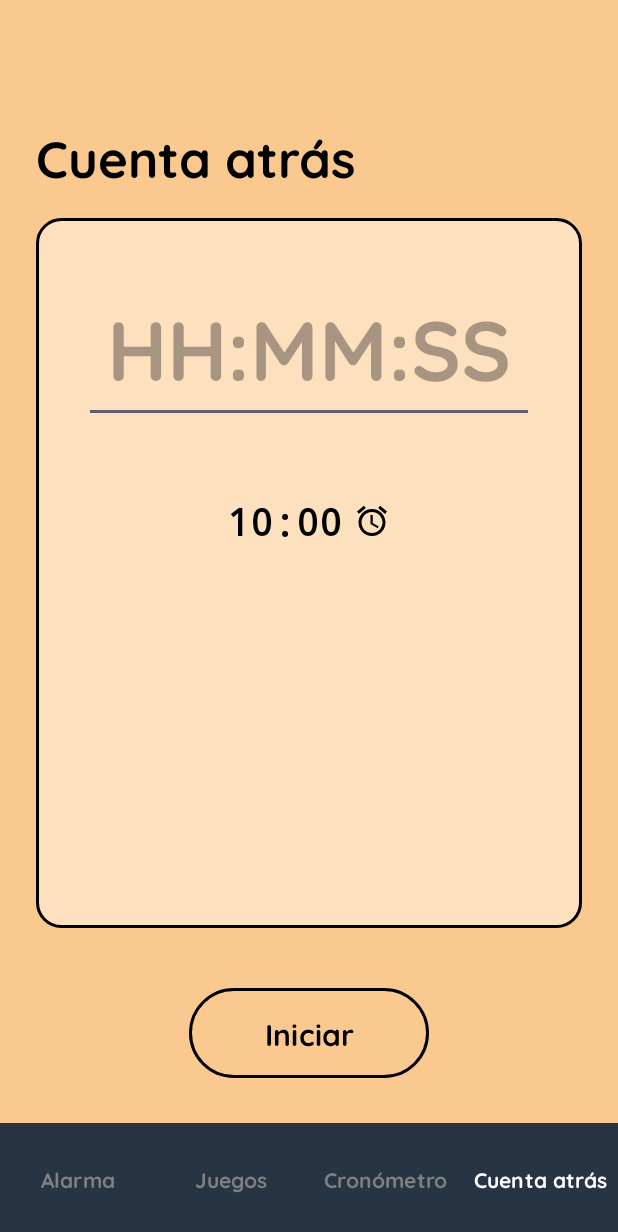
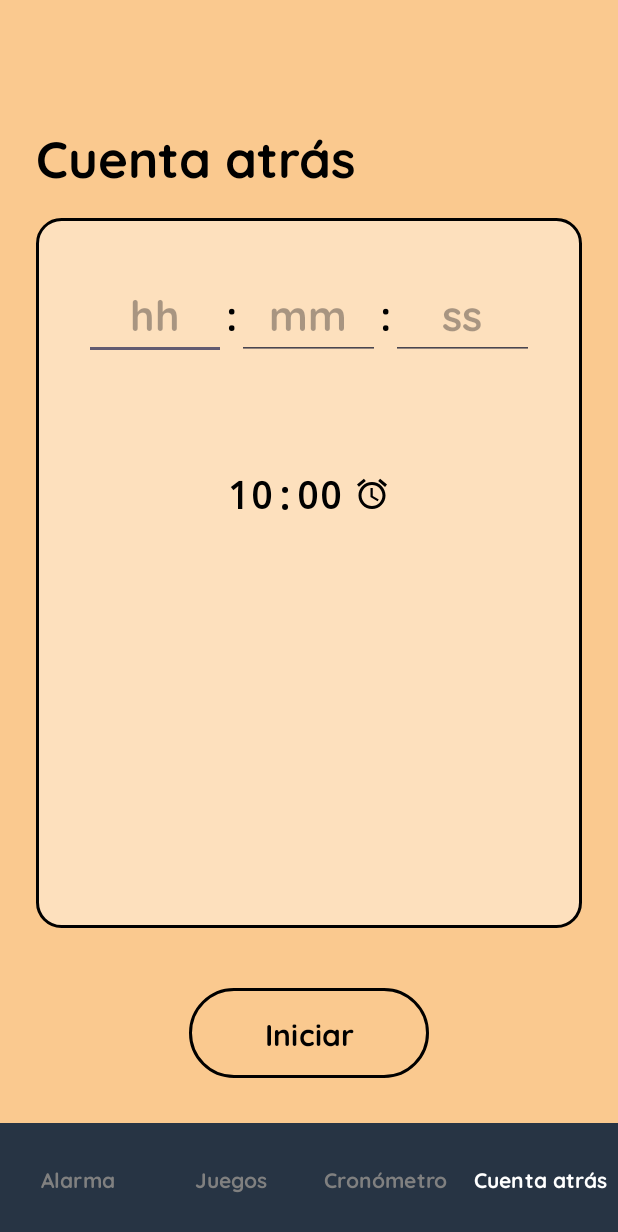
Before and after one commit to Leczzz/TFG_Wakkey, an Android app: the CuentaAtrasActivity screen opened directly, with no data from a screen before it, after a tap on "Iniciar", on a phone screen of 412 x 824 dp. Shown: the top 1232 px of the screen. Run offline under Robolectric (Android 15) with nearby library versions, the light colour scheme and no system bars.

Commit message:
Mejoras en cuenta atrás

```diff
--- a/app/src/main/java/com/tema/wakkey/CuentaAtrasActivity.kt
+++ b/app/src/main/java/com/tema/wakkey/CuentaAtrasActivity.kt
@@ -1,21 +1,18 @@
 package com.tema.wakkey
 
 import android.content.Intent
+import android.os.Bundle
 import android.os.CountDownTimer
-import android.widget.Button
-import android.widget.EditText
-import android.widget.TextView
-import android.widget.Toast
+import android.widget.*
 import androidx.appcompat.app.AppCompatActivity
-import android.os.Bundle
-import android.widget.ImageView
 import java.text.SimpleDateFormat
 import java.util.*
-import kotlin.jvm.java
 
 class CuentaAtrasActivity : AppCompatActivity() {
 
-    private lateinit var editTiempo: EditText
+    private lateinit var etHoras: EditText
+    private lateinit var etMinutos: EditText
+    private lateinit var etSegundos: EditText
     private lateinit var btnIniciar: Button
     private lateinit var btnEliminar: Button
     private lateinit var btnParar: Button
@@ -23,20 +20,25 @@ class CuentaAtrasActivity : AppCompatActivity() {
     private lateinit var txtHoraCuentaAtras: TextView
     private lateinit var iconoCampana: ImageView
 
-    private var timer: CountDownTimer? = null
-    private var tiempoRestante: Long = 0
-    private var isRunning = false
-    private var isPaused = false
     private lateinit var btnCronometro: Button
     private lateinit var btnJuegos: Button
     private lateinit var btnAlarmas: Button
     private lateinit var btnCuentaAtras: Button
 
+    private var timer: CountDownTimer? = null
+    private var tiempoRestante: Long = 0
+    private var isRunning = false
+    private var isPaused = false
+
     override fun onCreate(savedInstanceState: Bundle?) {
         super.onCreate(savedInstanceState)
         setContentView(R.layout.cuenta_atras_main)
 
-        editTiempo = findViewById(R.id.editTiempo)
+        // Referencias a los EditText individuales
+        etHoras = findViewById(R.id.etHoras)
+        etMinutos = findViewById(R.id.etMinutos)
+        etSegundos = findViewById(R.id.etSegundos)
+
         btnIniciar = findViewById(R.id.btnIniciar)
         btnEliminar = findViewById(R.id.btnEliminar)
         btnParar = findViewById(R.id.btnParar)
@@ -44,78 +46,65 @@ class CuentaAtrasActivity : AppCompatActivity() {
         txtHoraCuentaAtras = findViewById(R.id.txtHoracuentatras)
         iconoCampana = findViewById(R.id.iconoCampana)
 
-
-
-            // Inicialización de los botones
         btnCronometro = findViewById(R.id.btnCronometro)
         btnJuegos = findViewById(R.id.btnJuegos)
         btnAlarmas = findViewById(R.id.btnAlarma)
         btnCuentaAtras = findViewById(R.id.btnCuentaAtras)
 
-            // Configuración de los botones para redirigir a las demás actividades
         btnCronometro.setOnClickListener {
-                // Redirige a la actividad del cronómetro
             startActivity(Intent(this, CronometroUIActivity::class.java))
         }
 
         btnJuegos.setOnClickListener {
-                // Redirige a la actividad de juegos
             startActivity(Intent(this, JuegosActivity::class.java))
         }
 
         btnAlarmas.setOnClickListener {
-                // Redirige a la actividad de alarmas
             startActivity(Intent(this, AlarmActivity::class.java))
         }
 
         btnCuentaAtras.setOnClickListener {
-                // Redirige a la actividad de cuenta atrás
             startActivity(Intent(this, CuentaAtrasActivity::class.java))
         }
+
         btnIniciar.setOnClickListener {
-            val tiempo = editTiempo.text.toString()
-            if (tiempo.isNotEmpty()) {
-                val partes = tiempo.split(":")
-                if (partes.size == 2 || partes.size == 3) {
-                    val horas = partes[0].toIntOrNull() ?: 0
-                    val minutos = partes[1].toIntOrNull() ?: 0
-                    val segundos = if (partes.size == 3) partes[2].toIntOrNull() ?: 0 else 0
+            val horas = etHoras.text.toString().toIntOrNull() ?: 0
+            val minutos = etMinutos.text.toString().toIntOrNull() ?: 0
+            val segundos = etSegundos.text.toString().toIntOrNull() ?: 0
 
+            if (horas == 0 && minutos == 0 && segundos == 0) {
+                Toast.makeText(this, "Introduce un tiempo válido", Toast.LENGTH_SHORT).show()
+            } else {
                 tiempoRestante = ((horas * 3600 + minutos * 60 + segundos) * 1000).toLong()
-
                 iniciarCuentaAtras()
-                } else {
-                    Toast.makeText(this, "Formato incorrecto", Toast.LENGTH_SHORT).show()
-                }
             }
         }
 
         btnEliminar.setOnClickListener {
-            // Detener el temporizador si está corriendo
             if (isRunning) {
                 timer?.cancel()
                 isRunning = false
                 isPaused = false
             }
 
-            // Restablecer el tiempo a cero y actualizar la vista
             tiempoRestante = 0
             actualizarTiempoRestante()
 
-            // Volver a habilitar el EditText para permitir al usuario ingresar un nuevo tiempo
-            editTiempo.isEnabled = true
-            editTiempo.text.clear()  // Limpiar el campo de texto
+            etHoras.setText("")
+            etMinutos.setText("")
+            etSegundos.setText("")
 
-            // Volver a la configuración predeterminada de botones
+            etHoras.isEnabled = true
+            etMinutos.isEnabled = true
+            etSegundos.isEnabled = true
+
             btnIniciar.visibility = Button.VISIBLE
             btnEliminar.visibility = Button.GONE
             btnParar.visibility = Button.GONE
             btnReanudar.visibility = Button.GONE
 
-            // Limpiar el texto de la hora final
             txtHoraCuentaAtras.text = ""
         }
-
 
         btnParar.setOnClickListener {
             detenerCuentaAtras()
@@ -125,17 +114,15 @@ class CuentaAtrasActivity : AppCompatActivity() {
             reanudarCuentaAtras()
         }
     }
+
     override fun onResume() {
         super.onResume()
-
-        // Si el temporizador no está corriendo, mostramos el botón "Iniciar" y ocultamos los demás
         if (!isRunning) {
             btnIniciar.visibility = Button.VISIBLE
             btnEliminar.visibility = Button.GONE
             btnParar.visibility = Button.GONE
             btnReanudar.visibility = Button.GONE
         } else {
-            // Si el temporizador está corriendo, ocultamos el botón "Iniciar" y mostramos los demás
             btnIniciar.visibility = Button.GONE
             btnEliminar.visibility = Button.VISIBLE
             btnParar.visibility = Button.VISIBLE
@@ -153,23 +140,19 @@ class CuentaAtrasActivity : AppCompatActivity() {
             override fun onFinish() {
                 Toast.makeText(this@CuentaAtrasActivity, "¡Tiempo agotado!", Toast.LENGTH_SHORT).show()
                 detenerCuentaAtras()
-
-                // Llamar a la actividad DesactivarActivity cuando termine el contador
-                val intent = Intent(this@CuentaAtrasActivity, DetenerAlarmaActivity::class.java)
-                startActivity(intent)
-
+                startActivity(Intent(this@CuentaAtrasActivity, DetenerAlarmaActivity::class.java))
+            }
         }
 
-        }
         timer?.start()
         isRunning = true
         isPaused = false
+
         btnIniciar.visibility = Button.GONE
         btnEliminar.visibility = Button.VISIBLE
         btnParar.visibility = Button.VISIBLE
         btnReanudar.visibility = Button.GONE
 
-        // Mostrar la hora a la que va a sonar la cuenta atrás
         mostrarHoraFinal()
     }
 
@@ -177,17 +160,16 @@ class CuentaAtrasActivity : AppCompatActivity() {
         timer?.cancel()
         isRunning = false
         isPaused = true
+
         btnIniciar.visibility = Button.GONE
         btnEliminar.visibility = Button.GONE
         btnParar.visibility = Button.GONE
         btnReanudar.visibility = Button.VISIBLE
 
-        // Mostrar la hora a la que va a sonar la cuenta atrás al detener
         mostrarHoraFinal()
     }
 
     private fun reanudarCuentaAtras() {
-        // Reanudar el contador
         iniciarCuentaAtras()
     }
 
@@ -196,23 +178,18 @@ class CuentaAtrasActivity : AppCompatActivity() {
         val minutos = (tiempoRestante / 1000 % 3600) / 60
         val segundos = (tiempoRestante / 1000 % 60)
 
-        val tiempoFormateado = String.format("%02d:%02d:%02d", horas, minutos, segundos)
-        editTiempo.setText(tiempoFormateado)
+        etHoras.setText(String.format("%02d", horas))
+        etMinutos.setText(String.format("%02d", minutos))
+        etSegundos.setText(String.format("%02d", segundos))
     }
 
     private fun mostrarHoraFinal() {
-        // Obtener la hora actual
         val calendario = Calendar.getInstance()
         calendario.timeInMillis = System.currentTimeMillis()
-
-        // Sumar el tiempo restante
         calendario.add(Calendar.MILLISECOND, tiempoRestante.toInt())
 
-        // Formatear la hora de la cuenta atrás
         val sdf = SimpleDateFormat("HH:mm:ss", Locale.getDefault())
         val horaFinal = sdf.format(calendario.time)
-
-        // Mostrar la hora final en el TextView
-        txtHoraCuentaAtras.text = "$horaFinal"
+        txtHoraCuentaAtras.text = horaFinal
     }
 }
--- a/app/src/main/res/layout/cuenta_atras_main.xml
+++ b/app/src/main/res/layout/cuenta_atras_main.xml
@@ -44,21 +44,71 @@
                 android:orientation="vertical"
                 android:padding="16dp">
 
-                <!-- Campo de edición del tiempo (solo editable antes de iniciar) -->
-                <EditText
-                    android:id="@+id/editTiempo"
-                    android:layout_width="wrap_content"
+                 <!-- Hora editable con formato hh:mm:ss -->
+                <LinearLayout
+                    android:layout_width="match_parent"
                     android:layout_height="wrap_content"
-                    android:inputType="text"
-                    android:digits="0123456789:"
-                    android:hint="HH:MM:SS"
-                    android:textStyle="bold"
-                    android:textColor="@color/black"
-                    android:textSize="56sp"
+                    android:orientation="horizontal"
                     android:gravity="center"
-                    android:maxLength="8"
-                    android:ems="8"
-                    android:enabled="true" />
+                    android:layout_marginBottom="24dp">
+
+                    <EditText
+                        android:id="@+id/etHoras"
+                        android:layout_width="0dp"
+                        android:layout_height="wrap_content"
+                        android:layout_weight="1"
+                        android:hint="hh"
+                        android:textStyle="bold"
+                        android:textSize="28sp"
+                        android:textColor="@color/black"
+                        android:inputType="number"
+                        android:maxLines="1"
+                        android:gravity="center"/>
+
+                    <TextView
+                        android:layout_width="wrap_content"
+                        android:layout_height="wrap_content"
+                        android:text=":"
+                        android:textStyle="bold"
+                        android:textSize="28sp"
+                        android:textColor="@color/black"
+                        android:layout_gravity="center"/>
+
+                    <EditText
+                        android:id="@+id/etMinutos"
+                        android:layout_width="0dp"
+                        android:layout_height="wrap_content"
+                        android:layout_weight="1"
+                        android:hint="mm"
+                        android:textStyle="bold"
+                        android:textSize="28sp"
+                        android:textColor="@color/black"
+                        android:inputType="number"
+                        android:maxLines="1"
+                        android:gravity="center"/>
+
+                    <TextView
+                        android:layout_width="wrap_content"
+                        android:layout_height="wrap_content"
+                        android:text=":"
+                        android:textStyle="bold"
+                        android:textSize="28sp"
+                        android:textColor="@color/black"
+                        android:layout_gravity="center"/>
+
+                    <EditText
+                        android:id="@+id/etSegundos"
+                        android:layout_width="0dp"
+                        android:layout_height="wrap_content"
+                        android:layout_weight="1"
+                        android:hint="ss"
+                        android:textStyle="bold"
+                        android:textSize="28sp"
+                        android:textColor="@color/black"
+                        android:inputType="number"
+                        android:maxLines="1"
+                        android:gravity="center"/>
+                </LinearLayout>
 
 
             </LinearLayout>
```
Lines whose indentation alone changed are shown as unchanged.
